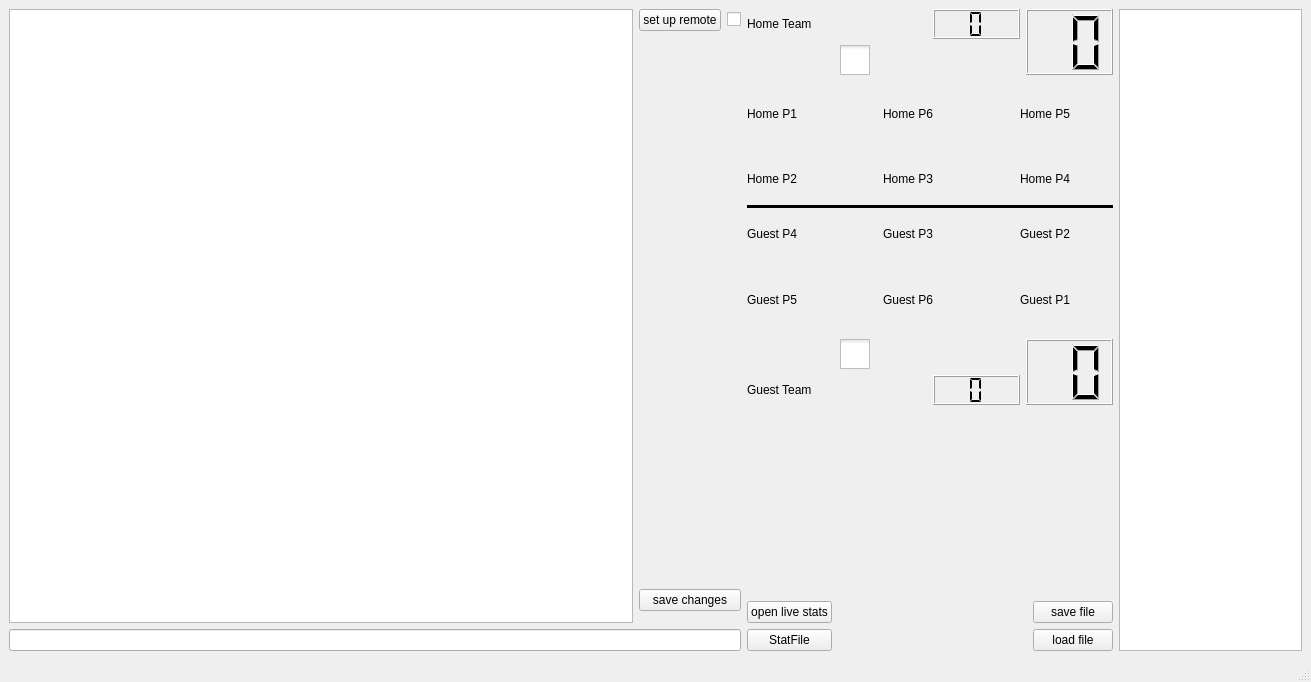
Above: tvrscouting/uis/first.ui from twicki/datavolley2 before the change. Below: the same form after it.
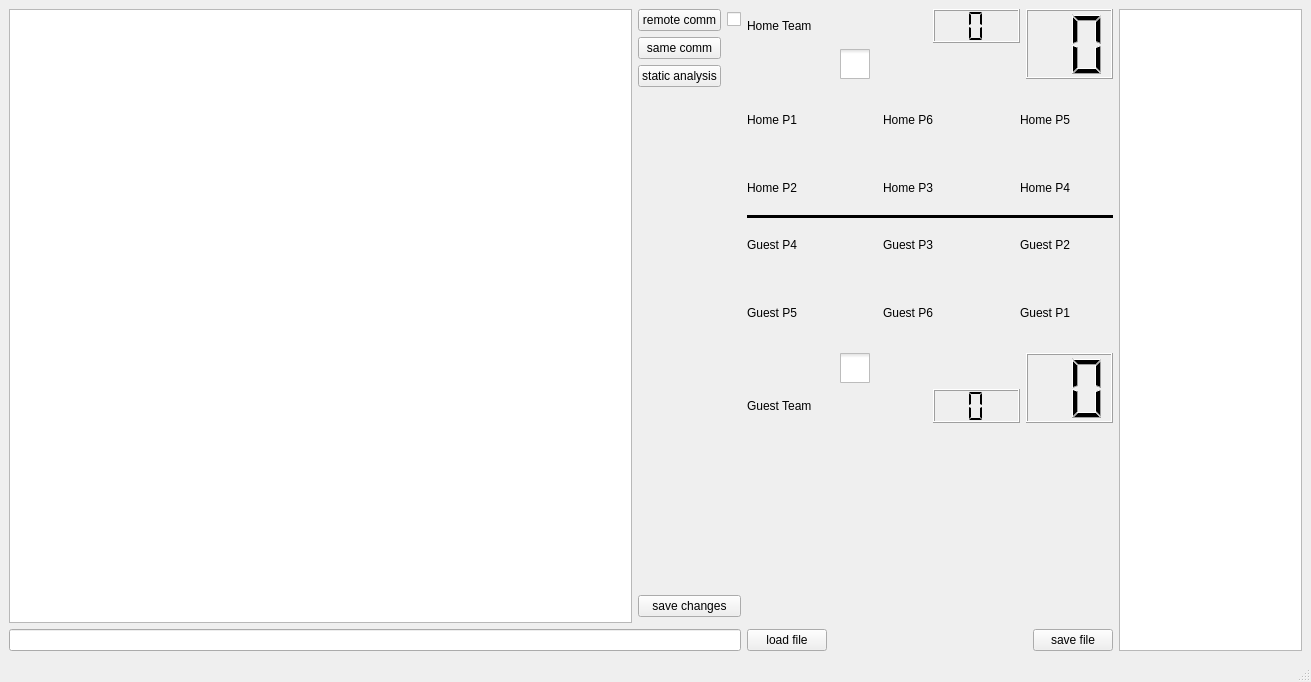
That is the form after the change. Icons and pictures are not drawn.

Commit message: fix static analysis, add comment window

```diff
--- a/tvrscouting/uis/first.ui
+++ b/tvrscouting/uis/first.ui
@@ -21,7 +21,30 @@
    <layout class="QGridLayout" name="gridLayout_9" columnstretch="4,2,1">
     <item row="0" column="0">
      <layout class="QGridLayout" name="gridLayout_7">
+      <item row="1" column="0" rowspan="7">
+       <widget class="QTextEdit" name="textEdit"/>
+      </item>
       <item row="2" column="1">
+       <widget class="QPushButton" name="pushButton">
+        <property name="text">
+         <string>same comm</string>
+        </property>
+       </widget>
+      </item>
+      <item row="1" column="2">
+       <widget class="QCheckBox" name="remote_on">
+        <property name="enabled">
+         <bool>true</bool>
+        </property>
+        <property name="text">
+         <string/>
+        </property>
+       </widget>
+      </item>
+      <item row="9" column="0" colspan="3">
+       <widget class="QLineEdit" name="lineEdit"/>
+      </item>
+      <item row="4" column="1">
        <spacer name="verticalSpacer_3">
         <property name="orientation">
          <enum>Qt::Vertical</enum>
@@ -37,32 +60,23 @@
       <item row="1" column="1">
        <widget class="QPushButton" name="remote_stats">
         <property name="text">
-         <string>set up remote</string>
+         <string>remote comm</string>
         </property>
        </widget>
       </item>
-      <item row="1" column="0" rowspan="5">
-       <widget class="QTextEdit" name="textEdit"/>
-      </item>
-      <item row="1" column="2">
-       <widget class="QCheckBox" name="remote_on">
-        <property name="enabled">
-         <bool>true</bool>
-        </property>
-        <property name="text">
-         <string/>
-        </property>
-       </widget>
-      </item>
-      <item row="3" column="1" colspan="2">
+      <item row="6" column="1" colspan="2">
        <widget class="QPushButton" name="pushButton_2">
         <property name="text">
          <string>save changes</string>
         </property>
        </widget>
       </item>
-      <item row="7" column="0" colspan="3">
-       <widget class="QLineEdit" name="lineEdit"/>
+      <item row="3" column="1">
+       <widget class="QPushButton" name="pushButton_3">
+        <property name="text">
+         <string>static analysis</string>
+        </property>
+       </widget>
       </item>
      </layout>
     </item>
@@ -84,30 +98,16 @@
          </spacer>
         </item>
         <item row="2" column="3">
-         <widget class="QPushButton" name="loadFile">
-          <property name="text">
-           <string>load file</string>
-          </property>
-         </widget>
-        </item>
-        <item row="1" column="3">
          <widget class="QPushButton" name="saveFile">
           <property name="text">
            <string>save file</string>
           </property>
          </widget>
         </item>
-        <item row="1" column="0" colspan="2">
-         <widget class="QPushButton" name="pushButton">
+        <item row="2" column="1">
+         <widget class="QPushButton" name="loadFile">
           <property name="text">
-           <string>open live stats</string>
-          </property>
-         </widget>
-        </item>
-        <item row="2" column="0" colspan="2">
-         <widget class="QPushButton" name="pushButton_3">
-          <property name="text">
-           <string>StatFile</string>
+           <string>load file</string>
           </property>
          </widget>
         </item>
```
The commit also changes 8 other files.
